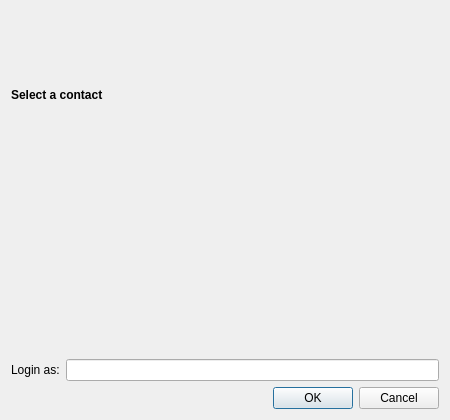
First picture: the form in src/mainwindow.ui, repository KDE/ktp-ssh-contact, before the edit.
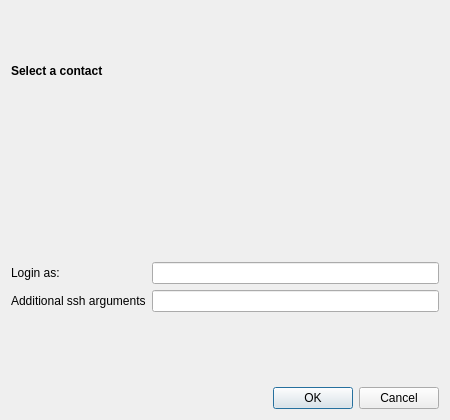
Second picture: the form after the edit. Custom widgets are drawn as their Qt base class.

Commit message: Handle SSH client options

Patch:
```diff
--- a/src/mainwindow.ui
+++ b/src/mainwindow.ui
@@ -38,15 +38,18 @@
     <widget class="KSeparator" name="kseparator"/>
    </item>
    <item>
-    <layout class="QHBoxLayout" name="loginHLayout">
-     <item>
+    <layout class="QFormLayout" name="optionsFormLayout">
+     <property name="sizeConstraint">
+      <enum>QLayout::SetMaximumSize</enum>
+     </property>
+     <item row="0" column="0">
       <widget class="QLabel" name="loginLabel">
        <property name="text">
         <string>Login as:</string>
        </property>
       </widget>
      </item>
-     <item>
+     <item row="0" column="1">
       <widget class="KLineEdit" name="loginLineEdit">
        <property name="sizePolicy">
         <sizepolicy hsizetype="Expanding" vsizetype="Fixed">
@@ -56,6 +59,16 @@
        </property>
       </widget>
      </item>
+     <item row="1" column="0">
+      <widget class="QLabel" name="sshArgsLabel">
+       <property name="text">
+        <string>Additional ssh arguments</string>
+       </property>
+      </widget>
+     </item>
+     <item row="1" column="1">
+      <widget class="KLineEdit" name="sshArgsLineEdit"/>
+     </item>
     </layout>
    </item>
    <item>
```
Left out of the diff: 2 changed lines with no effect on the pictures. The commit also changes 3 other files.
